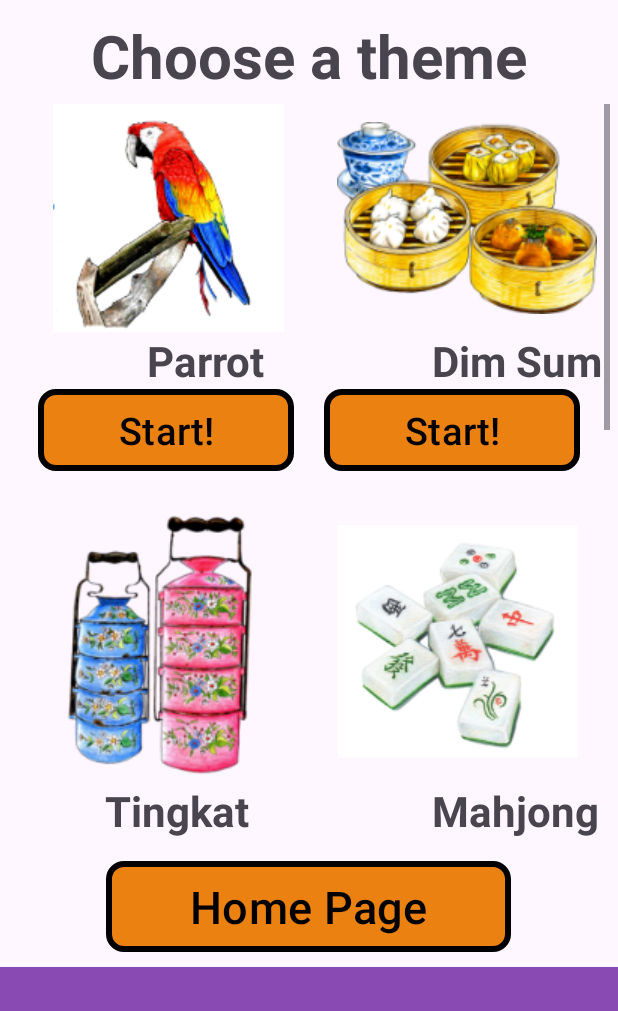
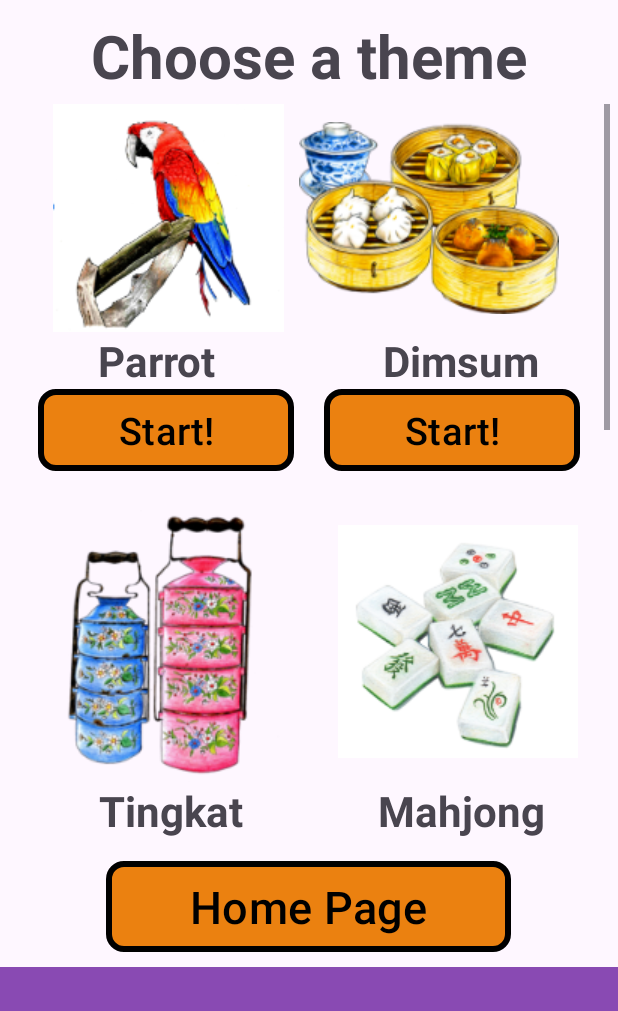
Before and after one commit to CheeChunWaiGabriel/NostalgiaMatchingFYP2024, an Android app: the ExpertActivity screen opened directly, with no data from a screen before it, on a phone screen of 412 x 824 dp, the part 207-1218 px from its top. Run offline under Robolectric (Android 15) with nearby library versions, the phone set to English and light mode, and no system bars.

Commit message:
Centered all text and images for hard

```diff
--- a/app/src/main/res/layout/activity_puzzle_expert.xml
+++ b/app/src/main/res/layout/activity_puzzle_expert.xml
@@ -100,7 +100,7 @@
                     android:layout_width="wrap_content"
                     android:layout_height="wrap_content"
                     android:layout_gravity="center"
-                    android:layout_marginLeft="35dp"
+                    android:layout_marginLeft="10dp"
                     android:src="@drawable/dimsum" />
             </LinearLayout>
 
@@ -115,8 +115,8 @@
                     android:layout_width="0dp"
                     android:layout_height="wrap_content"
                     android:layout_gravity="center_horizontal"
-                    android:layout_marginLeft="70dp"
-                    android:layout_marginRight="70dp"
+                    android:layout_marginLeft="20dp"
+                    android:layout_marginRight="40dp"
                     android:layout_weight="1"
                     android:text="@string/Parrot"
                     android:textSize="28sp"
@@ -129,7 +129,8 @@
                     android:layout_width="0dp"
                     android:layout_height="wrap_content"
                     android:layout_gravity="center_horizontal"
-                    android:layout_marginLeft="15dp"
+                    android:layout_marginLeft="5dp"
+                    android:layout_marginRight="20dp"
                     android:layout_weight="1"
                     android:text="@string/DimSum"
                     android:textSize="28sp"
@@ -212,8 +213,8 @@
                     android:layout_width="0dp"
                     android:layout_height="wrap_content"
                     android:layout_gravity="center_horizontal"
-                    android:layout_marginLeft="50dp"
-                    android:layout_marginRight="80dp"
+                    android:layout_marginLeft="20dp"
+                    android:layout_marginRight="10dp"
                     android:layout_weight="1"
                     android:text="@string/Tingkat"
                     android:textSize="28sp"
@@ -226,7 +227,8 @@
                     android:layout_width="0dp"
                     android:layout_height="wrap_content"
                     android:layout_gravity="center_horizontal"
-                    android:layout_marginLeft="20dp"
+                    android:layout_marginLeft="5dp"
+                    android:layout_marginRight="10dp"
                     android:layout_weight="1"
                     android:text="@string/Mahjong"
                     android:textSize="28sp"
@@ -290,7 +292,7 @@
                     android:layout_width="wrap_content"
                     android:layout_height="wrap_content"
                     android:layout_gravity="center"
-                    android:layout_marginLeft="50dp"
+                    android:layout_marginLeft="30dp"
                     android:src="@drawable/satay" />
 
             </LinearLayout>
@@ -305,8 +307,8 @@
                     android:layout_width="0dp"
                     android:layout_height="wrap_content"
                     android:layout_gravity="center_horizontal"
-                    android:layout_marginLeft="70dp"
-                    android:layout_marginRight="80dp"
+                    android:layout_marginLeft="20dp"
+                    android:layout_marginRight="10dp"
                     android:layout_weight="1"
                     android:text="@string/Orchid"
                     android:textSize="28sp"
@@ -319,7 +321,8 @@
                     android:layout_width="0dp"
                     android:layout_height="wrap_content"
                     android:layout_gravity="center_horizontal"
-                    android:layout_marginLeft="30dp"
+                    android:layout_marginLeft="5dp"
+                    android:layout_marginRight="10dp"
                     android:layout_weight="1"
                     android:text="@string/Satay"
                     android:textSize="28sp"
@@ -383,7 +386,7 @@
                     android:layout_width="wrap_content"
                     android:layout_height="wrap_content"
                     android:layout_gravity="center"
-                    android:layout_marginLeft="65dp"
+                    android:layout_marginLeft="20dp"
                     android:src="@drawable/wedding_basket" />
 
             </LinearLayout>
@@ -398,8 +401,8 @@
                     android:layout_width="wrap_content"
                     android:layout_height="wrap_content"
                     android:layout_gravity="center_horizontal"
-                    android:layout_marginLeft="50dp"
-                    android:layout_marginRight="70dp"
+                    android:layout_marginLeft="40dp"
+                    android:layout_marginRight="20dp"
                     android:layout_weight="1"
                     android:text="@string/GoldCoins"
                     android:textSize="28sp"
--- a/app/src/main/res/layout/activity_puzzle_normal.xml
+++ b/app/src/main/res/layout/activity_puzzle_normal.xml
@@ -216,7 +216,7 @@
                     android:layout_gravity="center_horizontal"
                     android:layout_marginLeft="10dp"
                     android:layout_marginRight="50dp"
-                    android:layout_weight="0"
+                    android:layout_weight="1"
                     android:text="@string/livingRoom"
                     android:textSize="28sp"
                     android:textAlignment="center"
--- a/app/src/main/res/values/strings.xml
+++ b/app/src/main/res/values/strings.xml
@@ -48,7 +48,7 @@
     <string name="Clogs">Clogs</string>
     <string name="Spoon">Spoon</string>
     <string name="Parrot">Parrot</string>
-    <string name="DimSum">Dim Sum</string>
+    <string name="DimSum">Dimsum</string>
     <string name="Tingkat">Tingkat</string>
     <string name="Mahjong">Mahjong</string>
     <string name="Orchid">Orchid</string>
```
